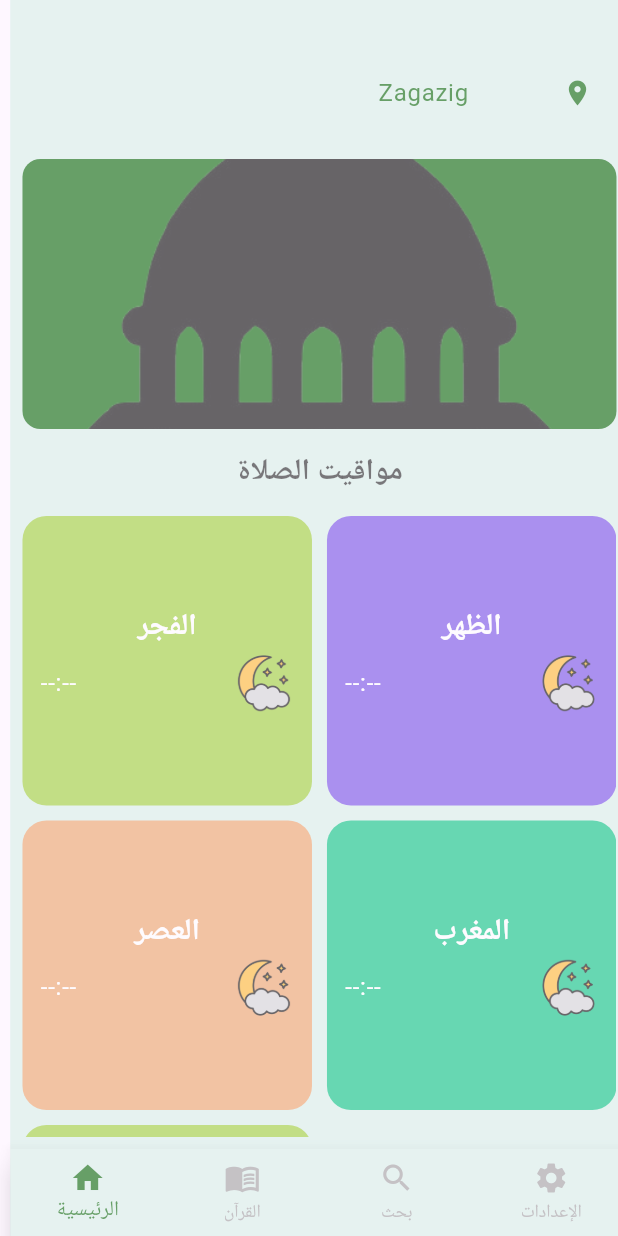
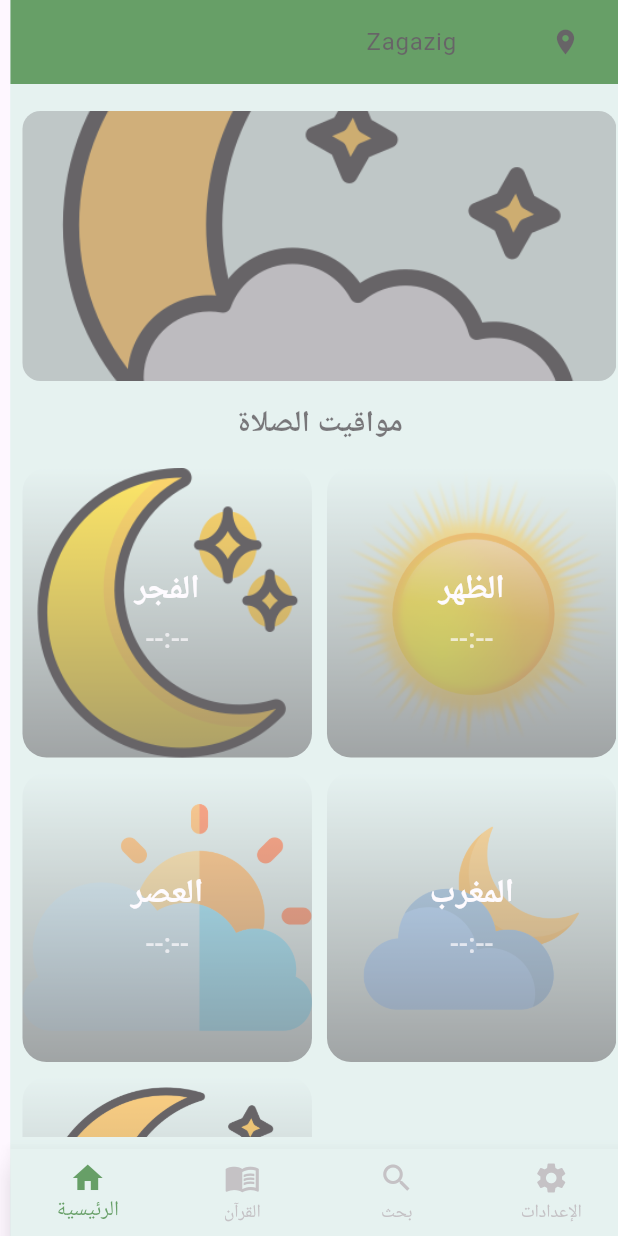
Before and after one commit to yyBasiony/Quran-App, a Flutter app: the screen it shows after launch, after a tap on "لنبدأ", on a phone screen of 412 x 824 dp. Run offline on Flutter 3.47's test engine with Material 3 defaults, Android fonts, the phone set to English and light mode, and no system bars; our stand-ins replace audioplayers, hive, hive_flutter, shared_preferences; accounts and stored records are empty; network calls fail; Roboto replaces fonts that are missing (Cairo).

Commit message:
update cards &&font size

```diff
--- a/lib/presentation/main/home/prayer_time_page.dart
+++ b/lib/presentation/main/home/prayer_time_page.dart
@@ -17,6 +17,7 @@ class PrayerTimesPage extends StatelessWidget {
     final theme = Theme.of(context);
     final textTheme = theme.textTheme;
     final isDark = theme.brightness == Brightness.dark;
+
     Map<String, String> arabicNames = {
       "Fajr": "الفجر",
       "Dhuhr": "الظهر",
@@ -35,77 +36,58 @@ class PrayerTimesPage extends StatelessWidget {
 
     prayers.remove(provider.nextPrayer);
 
-    List<Color> colors = [
-      AppColors.prayerCard1,
-      AppColors.prayerCard2,
-      AppColors.prayerCard3,
-      AppColors.prayerCard4,
-    ];
-
     return Scaffold(
       backgroundColor: theme.scaffoldBackgroundColor,
+      appBar: AppBar(
+        backgroundColor: theme.primaryColor,
+        centerTitle: true,
+        title: CityDropdown(
+          selectedCity: provider.selectedCity,
+          cities: AppConstants.cities,
+          onCityChanged: provider.changeCity,
+        ),
+      ),
       body: Padding(
         padding: const EdgeInsets.all(8.0),
         child: Column(
           children: [
-            const SizedBox(height: 30),
-            CityDropdown(
-              selectedCity: provider.selectedCity,
-              cities: AppConstants.cities,
-              onCityChanged: provider.changeCity,
-            ),
-            const SizedBox(height: 20),
+            const SizedBox(height: 10),
             Container(
               height: 180,
               width: double.infinity,
               padding: const EdgeInsets.all(12),
               decoration: BoxDecoration(
-                color: AppColors.primary,
                 borderRadius: BorderRadius.circular(12),
-                image: const DecorationImage(
-                  image: AssetImage(AppAssets.background),
+                image: DecorationImage(
+                  image: AssetImage(getPrayerImage(provider.nextPrayer)),
                   fit: BoxFit.cover,
+                  colorFilter: ColorFilter.mode(Colors.black.withOpacity(0.3), BlendMode.darken),
                 ),
               ),
-              child: Column(
-                mainAxisAlignment: MainAxisAlignment.center,
-                children: [
-                  Text(
-                    arabicNames[provider.nextPrayer] ?? provider.nextPrayer,
-                    style: textTheme.titleLarge?.copyWith(color: AppColors.onPrimary),
-                  ),
-                  const SizedBox(height: 8),
-                  Text(
-                    provider.nextPrayerTime,
-                    style: textTheme.titleLarge?.copyWith(
-                      fontSize: 30,
-                      color: AppColors.onPrimary,
-                    ),
-                  ),
-                ],
-              ),
+              child: Column(mainAxisAlignment: MainAxisAlignment.center, children: [
+                Text(arabicNames[provider.nextPrayer] ?? provider.nextPrayer, style: textTheme.titleLarge?.copyWith(color: Colors.white)),
+                const SizedBox(height: 8),
+                Text(provider.nextPrayerTime, style: textTheme.titleLarge?.copyWith(fontSize: 30, color: Colors.white))
+              ]),
             ),
             Padding(
-              padding: const EdgeInsets.symmetric(vertical: 16),
-              child: Text(
-                "مواقيت الصلاة",
-                style: textTheme.titleLarge?.copyWith(
-                  fontWeight: FontWeight.bold,
-                  color: isDark ? AppColors.darkTextPrimary : AppColors.textPrimary,
-                ),
-              ),
-            ),
+                padding: const EdgeInsets.symmetric(vertical: 16),
+                child: Text("مواقيت الصلاة",
+                    style: textTheme.titleLarge
+                        ?.copyWith(fontWeight: FontWeight.bold, color: isDark ? AppColors.darkTextPrimary : AppColors.textPrimary))),
             Expanded(
               child: GridView.count(
                 crossAxisCount: 2,
                 crossAxisSpacing: 10,
                 mainAxisSpacing: 10,
                 children: prayers.entries.map((entry) {
-                  int index = prayers.keys.toList().indexOf(entry.key);
+                  String englishKey = entry.key;
+                  String arabicName = arabicNames[englishKey] ?? englishKey;
+
                   return PrayerCard(
-                    name: arabicNames[entry.key] ?? entry.key,
+                    name: arabicName,
                     time: entry.value,
-                    color: colors[index % colors.length],
+                    imageKey: englishKey,
                   );
                 }).toList(),
               ),
@@ -115,4 +97,15 @@ class PrayerTimesPage extends StatelessWidget {
       ),
     );
   }
+
+  String getPrayerImage(String key) {
+    const images = {
+      "Fajr": AppAssets.Fajr,
+      "Dhuhr": AppAssets.Dhuhr,
+      "Asr": AppAssets.Asr,
+      "Maghrib": AppAssets.Maghrib,
+      "Isha": AppAssets.Isha,
+    };
+    return images[key] ?? AppAssets.Isha;
+  }
 }
--- a/lib/presentation/main/home/surah_details_screen.dart
+++ b/lib/presentation/main/home/surah_details_screen.dart
@@ -86,7 +86,7 @@ class _SurahDetailScreenState extends State<SurahDetailScreen> {
                     textDirection: TextDirection.rtl,
                     text: TextSpan(
                       style: TextStyle(
-                        fontSize: 16,
+                        fontSize: 18,
                         fontFamily: 'Uthmani',
                         color: theme.textTheme.bodyLarge?.color,
                       ),
--- a/lib/presentation/main/home/widgets/city_dropdown.dart
+++ b/lib/presentation/main/home/widgets/city_dropdown.dart
@@ -25,10 +25,14 @@ class CityDropdown extends StatelessWidget {
         padding: const EdgeInsets.only(right: 16),
         child: DropdownButton<String>(
           value: selectedCity,
-          icon: Icon(Icons.location_on, color: AppColors.primary, size: 20),
+          icon: Icon(
+            Icons.location_on,
+            color: isDark ? Colors.white : Colors.black,
+            size: 20,
+          ),
           dropdownColor: isDark ? AppColors.darkInputFill : AppColors.white,
           style: textTheme.bodyLarge?.copyWith(
-            color: isDark ? AppColors.darkTextPrimary : AppColors.textPrimary,
+            color: isDark ? Colors.white : Colors.black,
             fontWeight: FontWeight.bold,
           ),
           underline: const SizedBox(),
@@ -40,7 +44,9 @@ class CityDropdown extends StatelessWidget {
               value: city,
               child: Text(
                 city,
-                style: textTheme.bodyLarge?.copyWith(color: AppColors.primary),
+                style: textTheme.bodyLarge?.copyWith(
+                  color: isDark ? Colors.white : Colors.black,
+                ),
               ),
             );
           }).toList(),
--- a/lib/presentation/main/home/widgets/prayer_card.dart
+++ b/lib/presentation/main/home/widgets/prayer_card.dart
@@ -4,16 +4,16 @@ import 'package:quran_app/presentation/resources/app_assets.dart';
 class PrayerCard extends StatelessWidget {
   final String name;
   final String time;
-  final Color color;
+  final String imageKey;
 
   const PrayerCard({
     super.key,
     required this.name,
     required this.time,
-    required this.color,
+    required this.imageKey,
   });
 
-  String getPrayerImage(String name) {
+  String getPrayerImage(String key) {
     const images = {
       "Fajr": AppAssets.Fajr,
       "Dhuhr": AppAssets.Dhuhr,
@@ -21,36 +21,47 @@ class PrayerCard extends StatelessWidget {
       "Maghrib": AppAssets.Maghrib,
       "Isha": AppAssets.Isha,
     };
-    return images[name] ?? AppAssets.Isha;
+    return images[key] ?? AppAssets.Isha;
   }
 
   @override
   Widget build(BuildContext context) {
-    final theme = Theme.of(context);
-    final textTheme = theme.textTheme;
-    final textColor = theme.brightness == Brightness.dark ? Colors.white70 : Colors.white;
+    final textTheme = Theme.of(context).textTheme;
 
     return Container(
-      padding: const EdgeInsets.all(12),
       decoration: BoxDecoration(
-        color: color,
-        borderRadius: BorderRadius.circular(16),
-      ),
-      child: Column(
-        mainAxisAlignment: MainAxisAlignment.center,
+          borderRadius: BorderRadius.circular(16), image: DecorationImage(image: AssetImage(getPrayerImage(imageKey)), fit: BoxFit.cover)),
+      child: Stack(
         children: [
-          Text(name, style: textTheme.titleLarge?.copyWith(color: textColor)),
-          const SizedBox(height: 5),
-          Row(
-            children: [
-              Text(time, style: textTheme.bodyLarge?.copyWith(color: textColor)),
-              const Spacer(),
-              Image.asset(
-                getPrayerImage(name),
-                width: 40,
-                height: 40,
-              ),
-            ],
+          Container(
+              decoration: BoxDecoration(
+                  borderRadius: BorderRadius.circular(16),
+                  gradient: LinearGradient(colors: [
+                    Colors.black.withOpacity(0.55),
+                    Colors.transparent,
+                  ], begin: Alignment.bottomCenter, end: Alignment.topCenter))),
+          Center(
+            child: Column(
+              mainAxisAlignment: MainAxisAlignment.center,
+              children: [
+                Text(
+                  name,
+                  style: textTheme.titleLarge?.copyWith(
+                    color: Colors.white,
+                    fontWeight: FontWeight.bold,
+                    fontSize: 22,
+                  ),
+                ),
+                const SizedBox(height: 6),
+                Text(
+                  time,
+                  style: textTheme.titleMedium?.copyWith(
+                    color: Colors.white70,
+                    fontSize: 18,
+                  ),
+                ),
+              ],
+            ),
           ),
         ],
       ),
--- a/lib/presentation/resources/app_assets.dart
+++ b/lib/presentation/resources/app_assets.dart
@@ -4,7 +4,7 @@ class AppAssets {
   static const welcome = 'assets/startscreen.png';
   static const background = 'assets/background.png';
   static const Fajr ='assets/Fajr.png';
-    static const Dhuhr ='assets/Dhuhr.png';
+  static const Dhuhr ='assets/Dhuhr.png';
   static const Asr ='assets/Asr.png';
   static const Maghrib ='assets/Maghrib.png';
   static const Isha = 'assets/Isha.png';
--- a/lib/presentation/start_screen.dart
+++ b/lib/presentation/start_screen.dart
@@ -15,49 +15,25 @@ class StartScreen extends StatelessWidget {
     final textTheme = theme.textTheme;
 
     return Scaffold(
-      backgroundColor: AppColors.primary,
+      backgroundColor: theme.scaffoldBackgroundColor,
       body: Stack(
         children: [
-          Positioned(
-            top: 0,
-            left: 0,
-            right: 0,
-            child: Image.asset(
-              AppAssets.welcome,
-              height: 340,
-              fit: BoxFit.cover,
+          SizedBox.expand(
+            child: Image.asset(AppAssets.welcome, fit: BoxFit.cover, colorBlendMode: BlendMode.darken),
           ),
+          Center(
+            child: Padding(
+              padding: const EdgeInsets.symmetric(horizontal: 24.0),
+              child: Column(
+                mainAxisAlignment: MainAxisAlignment.center,
+                children: [
+                  const SizedBox(height: 90),
+                  Text(
+                    "يوفر لك هذا التطبيق مواقيت الصلاة، آيات قرآنية ",
+                    style: textTheme.bodyLarge?.copyWith(fontSize: 22, color: AppColors.orange, fontWeight: FontWeight.bold),
+                    textAlign: TextAlign.center,
                   ),
-          Positioned.fill(
-            top: 200,
-            child: Column(
-              children: [
-                const Spacer(),
-                Container(
-                  height: 380,
-                  margin: const EdgeInsets.symmetric(horizontal: 24),
-                  padding: const EdgeInsets.all(24),
-                  decoration: BoxDecoration(
-                    color: theme.brightness == Brightness.dark
-                        ? Colors.grey[900]
-                        : AppColors.white,
-                    borderRadius: BorderRadius.circular(32),
-                  ),
-                  child: Column(
-                    mainAxisSize: MainAxisSize.min,
-                    children: [
-                      const SizedBox(height: 60),
-                      Text(
-                        "تطبيق اسلامي",
-                        style: textTheme.titleLarge,
-                      ),
-                      const SizedBox(height: 12),
-                      Text(
-                        "هذا تطبيق إسلامي يقدم آيات قرآنية ومواقيت الصلاة...",
-                        textAlign: TextAlign.center,
-                        style: textTheme.bodyMedium?.copyWith(height: 1.5),
-                      ),
-                      const SizedBox(height: 20),
+                  const SizedBox(height: 36),
                   Consumer<StartProvider>(
                     builder: (context, startProvider, _) {
                       return ElevatedButton(
@@ -77,31 +53,25 @@ onPressed: startProvider.isLoading
                                 },
                           style: ElevatedButton.styleFrom(
                             backgroundColor: AppColors.primary,
-                              padding: const EdgeInsets.symmetric(
-                                  horizontal: 32, vertical: 12),
+                            padding: const EdgeInsets.symmetric(horizontal: 40, vertical: 14),
                             shape: RoundedRectangleBorder(
                               borderRadius: BorderRadius.circular(24),
                             ),
                           ),
                           child: startProvider.isLoading
                               ? const CircularProgressIndicator(
-                                    color: AppColors.white,
+                                  color: Colors.white,
                                 )
-                                : Text(
-                                    "لنبدأ",
+                              : Text("لنبدأ",
                                   style: textTheme.bodyLarge?.copyWith(
-                                      color: AppColors.white,
+                                    color: Colors.white,
                                     fontWeight: FontWeight.bold,
-                                    ),
-                                  ),
-                          );
+                                    fontSize: 18,
+                                  )));
                     },
                   ),
                 ],
               ),
-                ),
-                const Spacer(),
-              ],
             ),
           ),
         ],
--- a/pubspec.yaml
+++ b/pubspec.yaml
@@ -38,4 +38,4 @@ flutter:
   fonts:
     - family: Uthmani
       fonts:
-        - asset: assets/fonts/KSARegular.ttf
+        - asset: assets/fonts/UthmanTNB_v2-0.ttf
```
Also changed, not shown: assets/fonts/18_Khebrat_Musamim_Bold.ttf (deleted), assets/fonts/KSAHeading.ttf (deleted), assets/fonts/KSARegular.ttf (deleted), assets/fonts/UthmanTNB_v2-0.ttf (added), 4 other files. Lines whose indentation alone changed are shown as unchanged.
